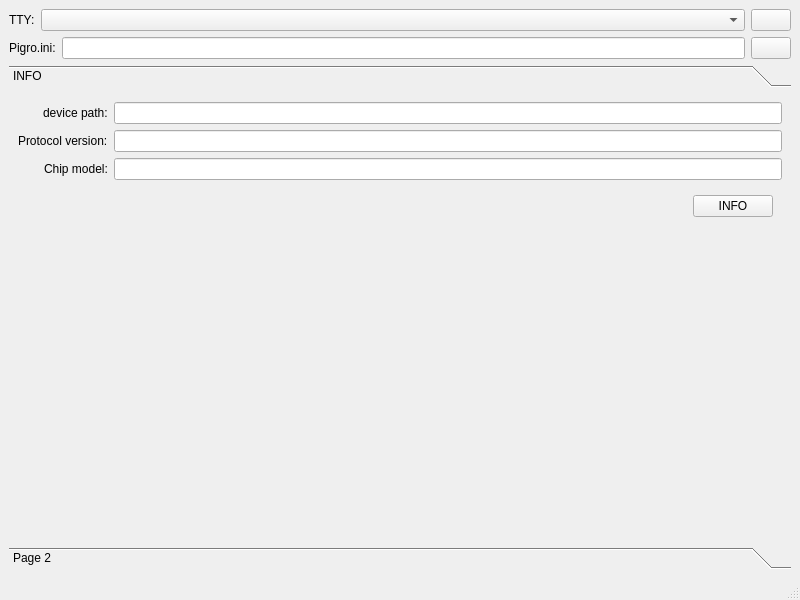
Before: the Qt Designer form pigro/PigroWindow.ui in zolotov-av/pigro, drawn with Qt 5.
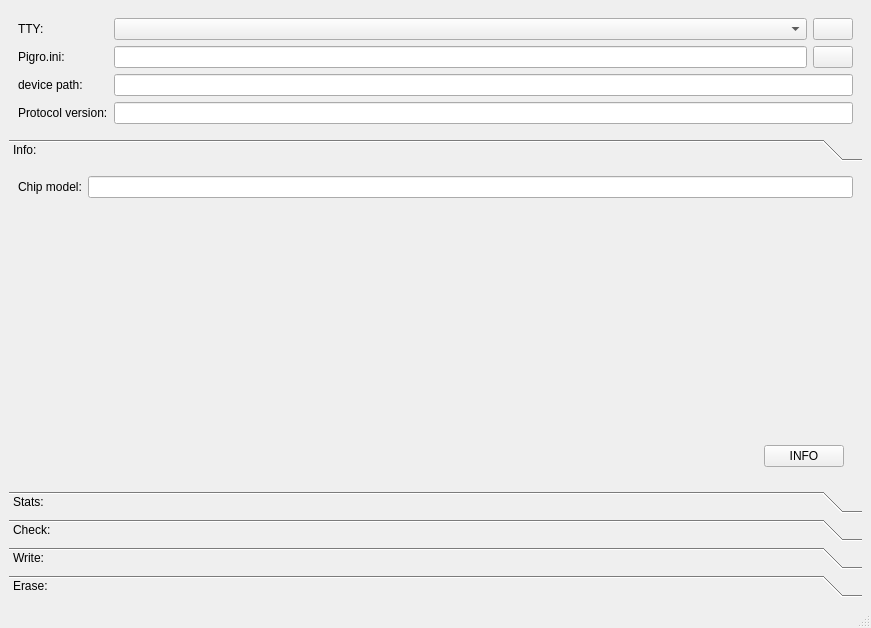
After: the same form once the commit is applied. Icons and pictures are not drawn.

Commit message: fix layout & warnings

Patch:
```diff
--- a/pigro/PigroWindow.ui
+++ b/pigro/PigroWindow.ui
@@ -6,8 +6,8 @@
    <rect>
     <x>0</x>
     <y>0</y>
-    <width>800</width>
-    <height>600</height>
+    <width>871</width>
+    <height>628</height>
    </rect>
   </property>
   <property name="windowTitle">
@@ -23,26 +23,16 @@
         <verstretch>0</verstretch>
        </sizepolicy>
       </property>
-      <layout class="QHBoxLayout" name="horizontalLayout">
-       <property name="leftMargin">
-        <number>0</number>
-       </property>
-       <property name="topMargin">
-        <number>0</number>
-       </property>
-       <property name="rightMargin">
-        <number>0</number>
-       </property>
-       <property name="bottomMargin">
-        <number>0</number>
-       </property>
-       <item>
+      <layout class="QFormLayout" name="formLayout_2">
+       <item row="0" column="0">
         <widget class="QLabel" name="label">
          <property name="text">
           <string>TTY:</string>
          </property>
         </widget>
        </item>
+       <item row="0" column="1">
+        <layout class="QHBoxLayout" name="horizontalLayout_4">
        <item>
         <widget class="QComboBox" name="cbTty">
          <property name="sizePolicy">
@@ -65,30 +55,16 @@
         </widget>
        </item>
       </layout>
-     </widget>
-    </item>
-    <item>
-     <widget class="QWidget" name="widget_3" native="true">
-      <layout class="QHBoxLayout" name="horizontalLayout_3">
-       <property name="leftMargin">
-        <number>0</number>
-       </property>
-       <property name="topMargin">
-        <number>0</number>
-       </property>
-       <property name="rightMargin">
-        <number>0</number>
-       </property>
-       <property name="bottomMargin">
-        <number>0</number>
-       </property>
-       <item>
+       </item>
+       <item row="1" column="0">
         <widget class="QLabel" name="label_4">
          <property name="text">
           <string>Pigro.ini:</string>
          </property>
         </widget>
        </item>
+       <item row="1" column="1">
+        <layout class="QHBoxLayout" name="horizontalLayout_5">
        <item>
         <widget class="QLineEdit" name="lePigroIniPath">
          <property name="readOnly">
@@ -114,44 +90,94 @@
         </widget>
        </item>
       </layout>
-     </widget>
-    </item>
-    <item>
-     <widget class="QToolBox" name="toolBox">
-      <property name="currentIndex">
-       <number>0</number>
-      </property>
-      <widget class="QWidget" name="pageInfo">
-       <property name="geometry">
-        <rect>
-         <x>0</x>
-         <y>0</y>
-         <width>778</width>
-         <height>388</height>
-        </rect>
-       </property>
-       <attribute name="label">
-        <string>INFO</string>
-       </attribute>
-       <layout class="QFormLayout" name="formLayout">
-        <property name="labelAlignment">
-         <set>Qt::AlignRight|Qt::AlignTrailing|Qt::AlignVCenter</set>
-        </property>
-        <item row="0" column="0">
+       </item>
+       <item row="2" column="0">
          <widget class="QLabel" name="label_2">
           <property name="text">
            <string>device path:</string>
           </property>
          </widget>
         </item>
-        <item row="0" column="1">
+       <item row="2" column="1">
          <widget class="QLineEdit" name="leDevicePath">
           <property name="readOnly">
            <bool>true</bool>
           </property>
          </widget>
         </item>
-        <item row="3" column="0" colspan="2">
+       <item row="3" column="0">
+        <widget class="QLabel" name="label_3">
+         <property name="text">
+          <string>Protocol version:</string>
+         </property>
+        </widget>
+       </item>
+       <item row="3" column="1">
+        <widget class="QLineEdit" name="leProtoVersion">
+         <property name="readOnly">
+          <bool>true</bool>
+         </property>
+        </widget>
+       </item>
+      </layout>
+     </widget>
+    </item>
+    <item>
+     <widget class="QToolBox" name="toolBox">
+      <property name="sizePolicy">
+       <sizepolicy hsizetype="Preferred" vsizetype="Expanding">
+        <horstretch>0</horstretch>
+        <verstretch>0</verstretch>
+       </sizepolicy>
+      </property>
+      <property name="currentIndex">
+       <number>0</number>
+      </property>
+      <widget class="QWidget" name="pageInfo">
+       <property name="geometry">
+        <rect>
+         <x>0</x>
+         <y>0</y>
+         <width>849</width>
+         <height>215</height>
+        </rect>
+       </property>
+       <attribute name="label">
+        <string>Info:</string>
+       </attribute>
+       <layout class="QVBoxLayout" name="verticalLayout_2">
+        <item>
+         <layout class="QHBoxLayout" name="horizontalLayout">
+          <item>
+           <widget class="QLabel" name="label_5">
+            <property name="text">
+             <string>Chip model:</string>
+            </property>
+           </widget>
+          </item>
+          <item>
+           <widget class="QLineEdit" name="leChipModel">
+            <property name="readOnly">
+             <bool>true</bool>
+            </property>
+           </widget>
+          </item>
+         </layout>
+        </item>
+        <item>
+         <spacer name="verticalSpacer">
+          <property name="orientation">
+           <enum>Qt::Vertical</enum>
+          </property>
+          <property name="sizeHint" stdset="0">
+           <size>
+            <width>20</width>
+            <height>40</height>
+           </size>
+          </property>
+         </spacer>
+        </item>
+        <item>
          <widget class="QWidget" name="widget_2" native="true">
           <layout class="QHBoxLayout" name="horizontalLayout_2">
            <item>
@@ -177,34 +203,6 @@
           </layout>
          </widget>
         </item>
-        <item row="1" column="0">
-         <widget class="QLabel" name="label_3">
-          <property name="text">
-           <string>Protocol version:</string>
-          </property>
-         </widget>
-        </item>
-        <item row="1" column="1">
-         <widget class="QLineEdit" name="leProtoVersion">
-          <property name="readOnly">
-           <bool>true</bool>
-          </property>
-         </widget>
-        </item>
-        <item row="2" column="0">
-         <widget class="QLabel" name="label_5">
-          <property name="text">
-           <string>Chip model:</string>
-          </property>
-         </widget>
-        </item>
-        <item row="2" column="1">
-         <widget class="QLineEdit" name="leChipModel">
-          <property name="readOnly">
-           <bool>true</bool>
-          </property>
-         </widget>
-        </item>
        </layout>
       </widget>
       <widget class="QWidget" name="page_2">
@@ -217,7 +215,46 @@
         </rect>
        </property>
        <attribute name="label">
-        <string>Page 2</string>
+        <string>Stats:</string>
+       </attribute>
+      </widget>
+      <widget class="QWidget" name="page">
+       <property name="geometry">
+        <rect>
+         <x>0</x>
+         <y>0</y>
+         <width>849</width>
+         <height>215</height>
+        </rect>
+       </property>
+       <attribute name="label">
+        <string>Check:</string>
+       </attribute>
+      </widget>
+      <widget class="QWidget" name="page_3">
+       <property name="geometry">
+        <rect>
+         <x>0</x>
+         <y>0</y>
+         <width>849</width>
+         <height>215</height>
+        </rect>
+       </property>
+       <attribute name="label">
+        <string>Write:</string>
+       </attribute>
+      </widget>
+      <widget class="QWidget" name="page_4">
+       <property name="geometry">
+        <rect>
+         <x>0</x>
+         <y>0</y>
+         <width>849</width>
+         <height>215</height>
+        </rect>
+       </property>
+       <attribute name="label">
+        <string>Erase:</string>
        </attribute>
       </widget>
      </widget>
```
Left out of the diff: 8 changed lines with no effect on the pictures. Lines whose indentation alone changed are shown as unchanged. The commit also changes 2 other files.
